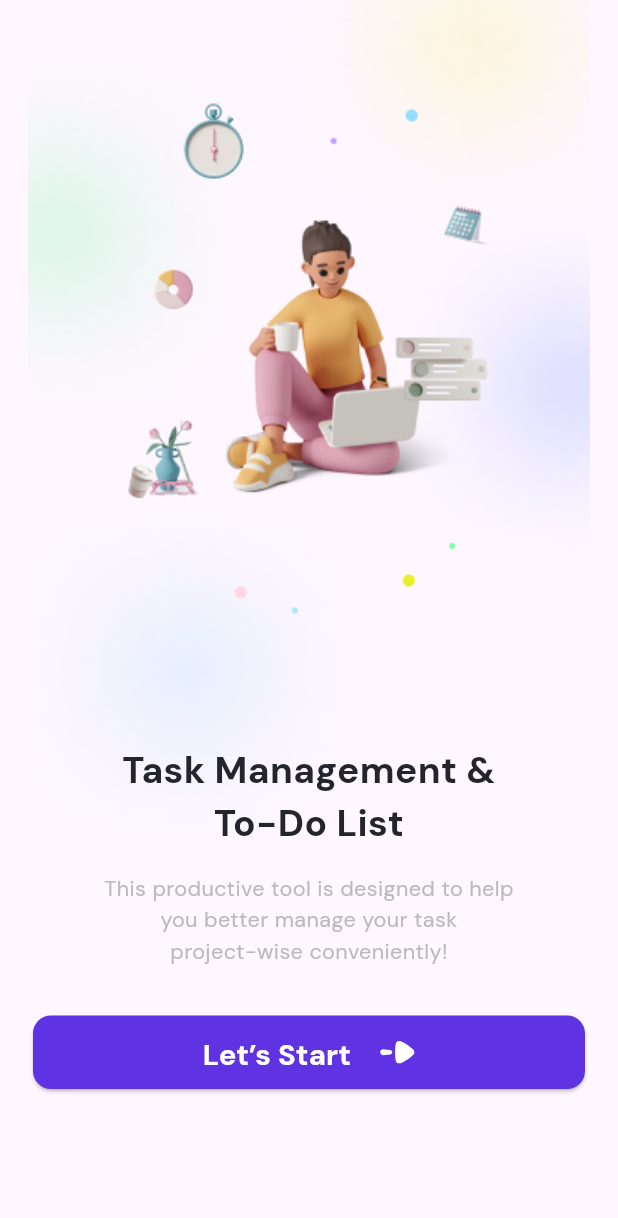
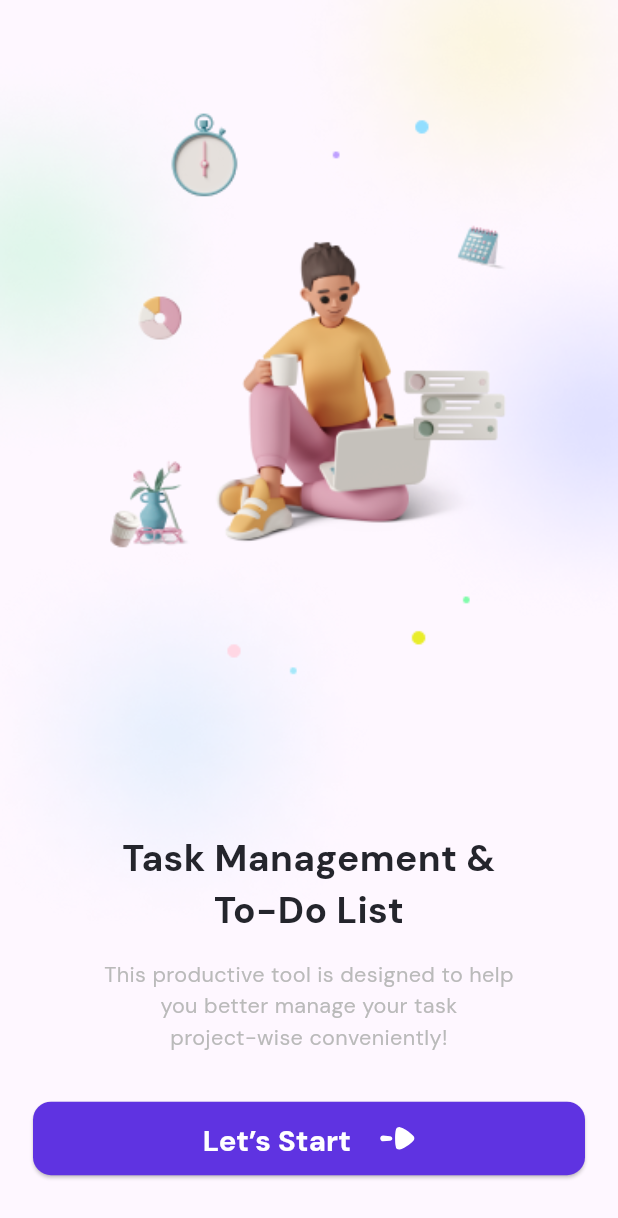
Before and after one commit to kareemtarek74/Tasky, a Flutter app: the screen it shows after launch, on a phone screen of 412 x 824 dp. Shown: the top 1218 px of the screen. Run offline on Flutter 3.47's test engine with Material 3 defaults, Android fonts, the phone set to English and light mode, and no system bars; our stand-ins replace flutter_svg.

Commit message:
refactoring and intro screen done

```diff
--- /dev/null
+++ b/lib/Features/intro/presentation/views/widgets/custom_intro_button.dart
@@ -0,0 +1,43 @@
+import 'package:flutter/material.dart';
+import 'package:flutter_svg/flutter_svg.dart';
+import 'package:tasky/core/text_styles.dart';
+import 'package:tasky/core/utils/app_images.dart';
+
+class CustomIntroButton extends StatelessWidget {
+  const CustomIntroButton({
+    super.key,
+  });
+
+  @override
+  Widget build(BuildContext context) {
+    return ElevatedButton(
+        onPressed: () {},
+        style: ElevatedButton.styleFrom(
+            padding: const EdgeInsets.symmetric(vertical: 12),
+            fixedSize: Size(MediaQuery.sizeOf(context).width, 49),
+            backgroundColor: const Color(0xff5F33E1),
+            shape: RoundedRectangleBorder(
+              borderRadius: BorderRadius.circular(12),
+            )),
+        child: Row(
+          mainAxisAlignment: MainAxisAlignment.center,
+          children: [
+            const Spacer(
+              flex: 6,
+            ),
+            Text(
+              'Let’s Start',
+              style: Styles.styleBold19(context),
+            ),
+            const Spacer(),
+            SvgPicture.asset(
+              Assets.imagesArrow,
+              width: 24,
+            ),
+            const Spacer(
+              flex: 6,
+            )
+          ],
+        ));
+  }
+}
--- a/lib/Features/intro/presentation/views/widgets/intro_view_body.dart
+++ b/lib/Features/intro/presentation/views/widgets/intro_view_body.dart
@@ -1,8 +1,8 @@
 import 'package:flutter/material.dart';
-import 'package:flutter_svg/flutter_svg.dart';
-import 'package:flutter_svg/svg.dart';
+import 'package:tasky/Features/intro/presentation/views/widgets/custom_intro_button.dart';
 import 'package:tasky/core/text_styles.dart';
 import 'package:tasky/core/utils/app_images.dart';
+import 'package:tasky/core/utils/app_texts.dart';
 
 class IntroViewBody extends StatelessWidget {
   const IntroViewBody({super.key});
@@ -12,64 +12,36 @@ class IntroViewBody extends StatelessWidget {
     return Column(
       children: [
         Stack(children: [
-          Image.asset(Assets.imagesAvatar),
+          const Image(
+            width: double.infinity,
+            fit: BoxFit.cover,
+            image: AssetImage(Assets.imagesAvatar),
+          ),
           Positioned(
-            bottom: 0,
+            bottom: 15,
             left: 0,
             right: 0,
-            child: Column(
-              children: [
-                Text(
-                  'Task Management &\nTo-Do List',
-                  style: Styles.styleBold24(context),
-                  textAlign: TextAlign.center,
-                ),
-                const SizedBox(
-                  height: 16,
-                ),
-              ],
+            child: Text(
+              AppTexts.introTitle,
+              style: Styles.styleBold24(context),
+              textAlign: TextAlign.center,
             ),
+          ),
+          const SizedBox(
+            height: 16,
           ),
         ]),
         Text(
-          'This productive tool is designed to help\nyou better manage your task\nproject-wise conveniently!',
+          AppTexts.introSubTitle,
           style: Styles.styleRegular14(context).copyWith(),
           textAlign: TextAlign.center,
         ),
         const SizedBox(
           height: 32,
         ),
-        Padding(
-          padding: const EdgeInsets.symmetric(horizontal: 22),
-          child: ElevatedButton(
-              onPressed: () {},
-              style: ElevatedButton.styleFrom(
-                  padding: const EdgeInsets.symmetric(vertical: 12),
-                  fixedSize: Size(MediaQuery.sizeOf(context).width, 49),
-                  backgroundColor: const Color(0xff5F33E1),
-                  shape: RoundedRectangleBorder(
-                    borderRadius: BorderRadius.circular(12),
-                  )),
-              child: Row(
-                mainAxisAlignment: MainAxisAlignment.center,
-                children: [
-                  const Spacer(
-                    flex: 6,
-                  ),
-                  Text(
-                    'Let’s Start',
-                    style: Styles.styleBold19(context),
-                  ),
-                  const Spacer(),
-                  SvgPicture.asset(
-                    Assets.imagesArrow,
-                    width: 24,
-                  ),
-                  const Spacer(
-                    flex: 6,
-                  )
-                ],
-              )),
+        const Padding(
+          padding: EdgeInsets.symmetric(horizontal: 22),
+          child: CustomIntroButton(),
         ),
       ],
     );
--- /dev/null
+++ b/lib/core/utils/app_texts.dart
@@ -0,0 +1,6 @@
+class AppTexts {
+  static const String introTitle = 'Task Management &\nTo-Do List';
+
+  static const String introSubTitle =
+      'This productive tool is designed to help\nyou better manage your task\nproject-wise conveniently!';
+}
```
